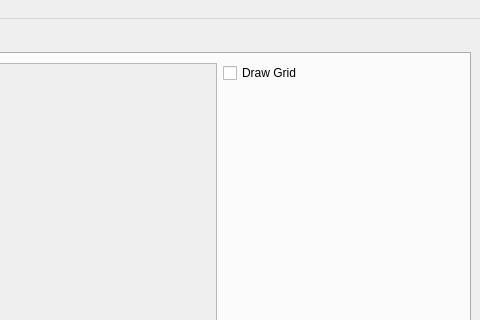
This is FamiScreen/mainwindow.ui in evgenykzz2/FamiTool as Qt 5 draws it before an edit; both pictures show x 513 to 993 and y 0 to 320 of the 993 by 639 pixel window. The edited form follows.
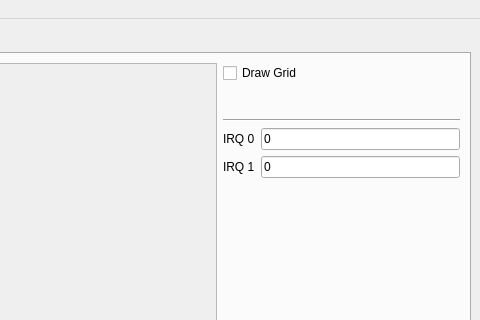
This is the edited form. The open tabs and pages were chosen to show the change.

Diff of the .ui file:
```diff
--- a/FamiScreen/mainwindow.ui
+++ b/FamiScreen/mainwindow.ui
@@ -1328,6 +1328,48 @@
             </property>
            </widget>
           </item>
+          <item>
+           <widget class="Line" name="line_17">
+            <property name="orientation">
+             <enum>Qt::Horizontal</enum>
+            </property>
+           </widget>
+          </item>
+          <item>
+           <layout class="QFormLayout" name="formLayout">
+            <property name="topMargin">
+             <number>0</number>
+            </property>
+            <item row="0" column="0">
+             <widget class="QLabel" name="label_16">
+              <property name="text">
+               <string>IRQ 0</string>
+              </property>
+             </widget>
+            </item>
+            <item row="0" column="1">
+             <widget class="QLineEdit" name="edit_irq_0">
+              <property name="text">
+               <string>0</string>
+              </property>
+             </widget>
+            </item>
+            <item row="1" column="0">
+             <widget class="QLabel" name="label_17">
+              <property name="text">
+               <string>IRQ 1</string>
+              </property>
+             </widget>
+            </item>
+            <item row="1" column="1">
+             <widget class="QLineEdit" name="edit_irq_1">
+              <property name="text">
+               <string>0</string>
+              </property>
+             </widget>
+            </item>
+           </layout>
+          </item>
           <item>
            <spacer name="verticalSpacer_2">
             <property name="orientation">
```
